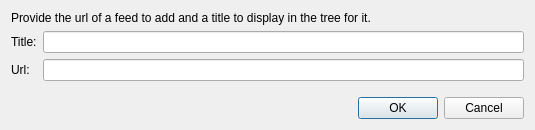
First picture: the form in addfeeddlg.ui, repository apaku/slimfeed, before the edit.
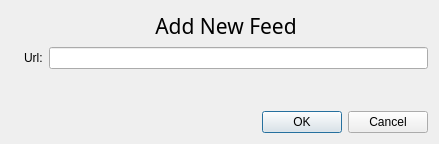
Second picture: the form after the edit. Icons and pictures are not drawn.

Commit message:
Remove support for title changing.
This is not really necessary at this point, so lets leave it out. Will
probably re-add possibility to change this once we can edit the title in
the gui.

The edit to the form file:
```diff
--- a/addfeeddlg.ui
+++ b/addfeeddlg.ui
@@ -6,36 +6,36 @@
    <rect>
     <x>0</x>
     <y>0</y>
-    <width>535</width>
-    <height>130</height>
+    <width>439</width>
+    <height>144</height>
    </rect>
   </property>
   <property name="windowTitle">
    <string>Add Feed</string>
   </property>
   <layout class="QGridLayout" name="gridLayout">
-   <item row="0" column="0">
+   <item row="0" column="1">
     <widget class="QLabel" name="label_2">
+     <property name="font">
+      <font>
+       <family>Sans Serif</family>
+       <pointsize>16</pointsize>
+      </font>
+     </property>
      <property name="text">
-      <string>Provide the url of a feed to add and a title to display in the tree for it.</string>
+      <string>Add New Feed</string>
+     </property>
+     <property name="alignment">
+      <set>Qt::AlignCenter</set>
+     </property>
+     <property name="textInteractionFlags">
+      <set>Qt::NoTextInteraction</set>
      </property>
     </widget>
    </item>
-   <item row="1" column="0">
+   <item row="1" column="1">
     <layout class="QHBoxLayout" name="horizontalLayout">
      <item>
-      <layout class="QVBoxLayout" name="verticalLayout_2">
-       <item>
-        <widget class="QLabel" name="label_3">
-         <property name="text">
-          <string>Title:</string>
-         </property>
-         <property name="buddy">
-          <cstring>title</cstring>
-         </property>
-        </widget>
-       </item>
-       <item>
         <widget class="QLabel" name="label">
          <property name="text">
           <string>Url:</string>
@@ -45,21 +45,12 @@
          </property>
         </widget>
        </item>
-      </layout>
-     </item>
-     <item>
-      <layout class="QVBoxLayout" name="verticalLayout">
-       <item>
-        <widget class="QLineEdit" name="title"/>
-       </item>
        <item>
         <widget class="QLineEdit" name="url"/>
        </item>
       </layout>
      </item>
-    </layout>
-   </item>
-   <item row="2" column="0">
+   <item row="2" column="1">
     <spacer name="verticalSpacer">
      <property name="orientation">
       <enum>Qt::Vertical</enum>
@@ -72,7 +63,7 @@
      </property>
     </spacer>
    </item>
-   <item row="3" column="0">
+   <item row="3" column="1">
     <widget class="QDialogButtonBox" name="buttonBox">
      <property name="orientation">
       <enum>Qt::Horizontal</enum>
@@ -82,6 +73,16 @@
      </property>
     </widget>
    </item>
+   <item row="0" column="0" rowspan="2">
+    <widget class="QLabel" name="label_3">
+     <property name="text">
+      <string/>
+     </property>
+     <property name="pixmap">
+      <pixmap>icons/slimfeed_64.png</pixmap>
+     </property>
+    </widget>
+   </item>
   </layout>
  </widget>
  <tabstops>
```
Left out of the diff: 1 changed line with no effect on the pictures. Lines whose indentation alone changed are shown as unchanged. The commit also changes 2 other files.
